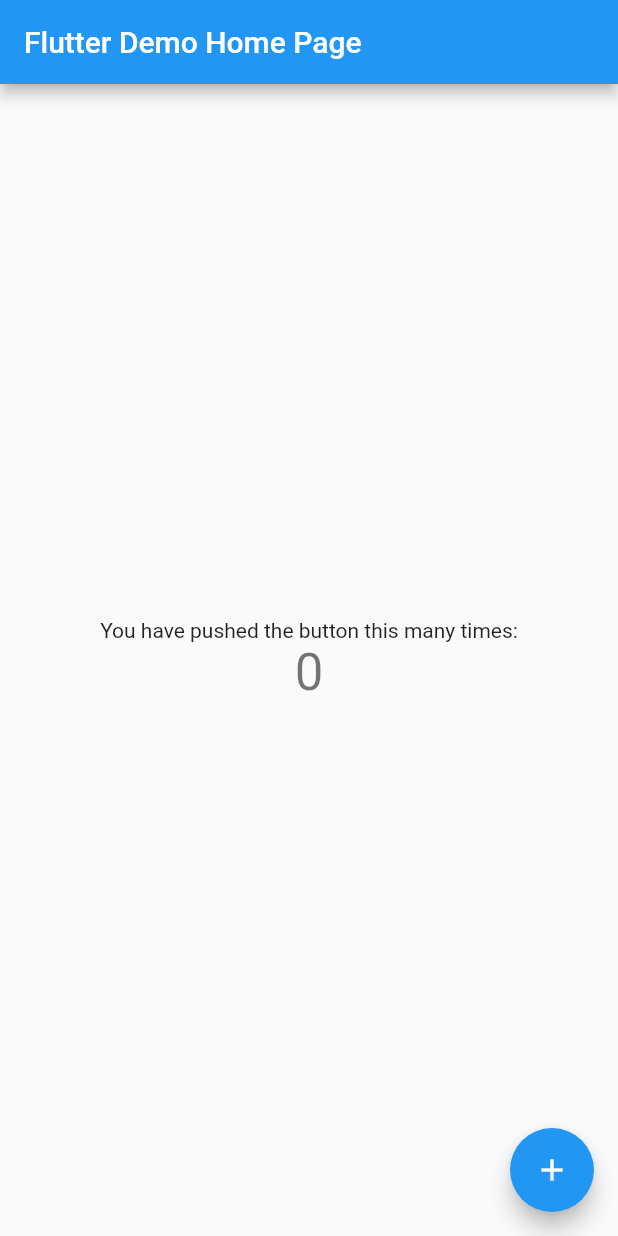
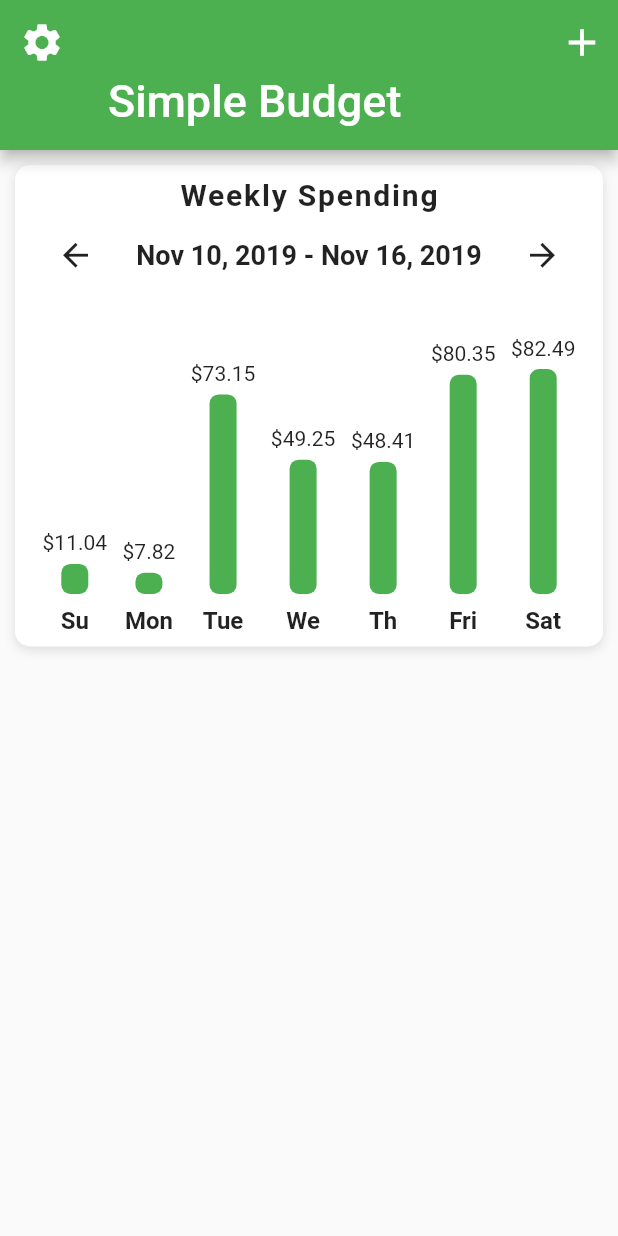
Before and after one commit to Hai2204/Budget-App, a Flutter app: the screen it shows after launch, on a phone screen of 412 x 824 dp. Run offline on Flutter 3.47's test engine with Material 2 defaults, Android fonts, the phone set to English and light mode, and no system bars.

Commit message:
Bar-Chart

```diff
--- /dev/null
+++ b/appbudget/lib/data/data.dart
@@ -0,0 +1,39 @@
+import 'dart:math';
+
+import 'package:appbudget/models/category_model.dart';
+import 'package:appbudget/models/expense_model.dart';
+
+final rand = Random();
+
+final List<double> weeklySpending = [
+  rand.nextDouble() * 100,
+  rand.nextDouble() * 100,
+  rand.nextDouble() * 100,
+  rand.nextDouble() * 100,
+  rand.nextDouble() * 100,
+  rand.nextDouble() * 100,
+  rand.nextDouble() * 100,
+];
+
+_generateExpenses() {
+  List<Expense> expenses = [
+    Expense(name: 'Item 0', cost: rand.nextDouble() * 90),
+    Expense(name: 'Item 1', cost: rand.nextDouble() * 90),
+    Expense(name: 'Item 2', cost: rand.nextDouble() * 90),
+    Expense(name: 'Item 3', cost: rand.nextDouble() * 90),
+    Expense(name: 'Item 4', cost: rand.nextDouble() * 90),
+    Expense(name: 'Item 5', cost: rand.nextDouble() * 90),
+  ];
+  return expenses;
+}
+
+List<Category> categories = [
+  Category(name: 'Food', maxAmount: 450, expenses: _generateExpenses()),
+  Category(name: 'Clothing', maxAmount: 500, expenses: _generateExpenses()),
+  Category(name: 'Utilities', maxAmount: 600, expenses: _generateExpenses()),
+  Category(
+      name: 'Entertainment', maxAmount: 330, expenses: _generateExpenses()),
+  Category(
+      name: 'Transportation', maxAmount: 500, expenses: _generateExpenses()),
+  Category(name: 'Housing', maxAmount: 1000, expenses: _generateExpenses()),
+];
--- a/appbudget/lib/main.dart
+++ b/appbudget/lib/main.dart
@@ -1,117 +1,19 @@
 import 'package:flutter/material.dart';
+import 'package:appbudget/screens/home_screen.dart';
 
-void main() {
-  runApp(MyApp());
-}
+void main() => runApp(MyApp());
 
 class MyApp extends StatelessWidget {
   // This widget is the root of your application.
   @override
   Widget build(BuildContext context) {
     return MaterialApp(
-      title: 'Flutter Demo',
+      title: 'Budget App',
+      debugShowCheckedModeBanner: false,
       theme: ThemeData(
-        // This is the theme of your application.
-        //
-        // Try running your application with "flutter run". You'll see the
-        // application has a blue toolbar. Then, without quitting the app, try
-        // changing the primarySwatch below to Colors.green and then invoke
-        // "hot reload" (press "r" in the console where you ran "flutter run",
-        // or simply save your changes to "hot reload" in a Flutter IDE).
-        // Notice that the counter didn't reset back to zero; the application
-        // is not restarted.
-        primarySwatch: Colors.blue,
-        // This makes the visual density adapt to the platform that you run
-        // the app on. For desktop platforms, the controls will be smaller and
-        // closer together (more dense) than on mobile platforms.
-        visualDensity: VisualDensity.adaptivePlatformDensity,
+        primaryColor: Colors.green,
       ),
-      home: MyHomePage(title: 'Flutter Demo Home Page'),
+      home: HomeScreen(),
     );
   }
 }
-
-class MyHomePage extends StatefulWidget {
-  MyHomePage({Key key, this.title}) : super(key: key);
-
-  // This widget is the home page of your application. It is stateful, meaning
-  // that it has a State object (defined below) that contains fields that affect
-  // how it looks.
-
-  // This class is the configuration for the state. It holds the values (in this
-  // case the title) provided by the parent (in this case the App widget) and
-  // used by the build method of the State. Fields in a Widget subclass are
-  // always marked "final".
-
-  final String title;
-
-  @override
-  _MyHomePageState createState() => _MyHomePageState();
-}
-
-class _MyHomePageState extends State<MyHomePage> {
-  int _counter = 0;
-
-  void _incrementCounter() {
-    setState(() {
-      // This call to setState tells the Flutter framework that something has
-      // changed in this State, which causes it to rerun the build method below
-      // so that the display can reflect the updated values. If we changed
-      // _counter without calling setState(), then the build method would not be
-      // called again, and so nothing would appear to happen.
-      _counter++;
-    });
-  }
-
-  @override
-  Widget build(BuildContext context) {
-    // This method is rerun every time setState is called, for instance as done
-    // by the _incrementCounter method above.
-    //
-    // The Flutter framework has been optimized to make rerunning build methods
-    // fast, so that you can just rebuild anything that needs updating rather
-    // than having to individually change instances of widgets.
-    return Scaffold(
-      appBar: AppBar(
-        // Here we take the value from the MyHomePage object that was created by
-        // the App.build method, and use it to set our appbar title.
-        title: Text(widget.title),
-      ),
-      body: Center(
-        // Center is a layout widget. It takes a single child and positions it
-        // in the middle of the parent.
-        child: Column(
-          // Column is also a layout widget. It takes a list of children and
-          // arranges them vertically. By default, it sizes itself to fit its
-          // children horizontally, and tries to be as tall as its parent.
-          //
-          // Invoke "debug painting" (press "p" in the console, choose the
-          // "Toggle Debug Paint" action from the Flutter Inspector in Android
-          // Studio, or the "Toggle Debug Paint" command in Visual Studio Code)
-          // to see the wireframe for each widget.
-          //
-          // Column has various properties to control how it sizes itself and
-          // how it positions its children. Here we use mainAxisAlignment to
-          // center the children vertically; the main axis here is the vertical
-          // axis because Columns are vertical (the cross axis would be
-          // horizontal).
-          mainAxisAlignment: MainAxisAlignment.center,
-          children: <Widget>[
-            Text(
-              'You have pushed the button this many times:',
-            ),
-            Text(
-              '$_counter',
-              style: Theme.of(context).textTheme.headline4,
-            ),
-          ],
-        ),
-      ),
-      floatingActionButton: FloatingActionButton(
-        onPressed: _incrementCounter,
-        tooltip: 'Increment',
-        child: Icon(Icons.add),
-      ), // This trailing comma makes auto-formatting nicer for build methods.
-    );
-  }
-}
--- /dev/null
+++ b/appbudget/lib/models/category_model.dart
@@ -0,0 +1,9 @@
+import 'package:appbudget/models/expense_model.dart';
+
+class Category {
+  final String name;
+  final double maxAmount;
+  final List<Expense> expenses;
+
+  Category({this.name, this.maxAmount, this.expenses});
+}
--- /dev/null
+++ b/appbudget/lib/models/expense_model.dart
@@ -0,0 +1,6 @@
+class Expense {
+  final String name;
+  final double cost;
+
+  Expense({this.name, this.cost});
+}
--- /dev/null
+++ b/appbudget/lib/screens/home_screen.dart
@@ -0,0 +1,68 @@
+import 'package:appbudget/data/data.dart';
+import 'package:flutter/material.dart';
+import 'package:appbudget/widgets/bar_chart.dart';
+class HomeScreen extends StatefulWidget {
+  @override
+  _HomeScreenState createState() => _HomeScreenState();
+}
+
+class _HomeScreenState extends State<HomeScreen> {
+
+
+  @override
+  Widget build(BuildContext context) {
+    return Scaffold(
+      body: CustomScrollView(
+        slivers: <Widget>[
+          SliverAppBar(
+            forceElevated: true,
+            floating: true,
+            pinned: true,
+            expandedHeight: 100.0, // height app bar
+            leading: IconButton(
+                icon: Icon(
+                  Icons.settings,
+                  color: Colors.white,
+                  size: 30.0,
+                ),
+                onPressed: () {}),
+            flexibleSpace: FlexibleSpaceBar(
+              title: Text('Simple Budget'),
+            ),
+            actions: <Widget>[
+              IconButton(
+                  icon: Icon(
+                    Icons.add,
+                    color: Colors.white,
+                    size: 30.0,
+                  ),
+                  onPressed: () {}),
+            ],
+          ),
+          SliverList(
+            delegate: SliverChildBuilderDelegate(
+              (BuildContext context, int index) {
+                return Container(
+                  margin: EdgeInsets.all(10.0),
+                  // height: 100.0,
+                  decoration: BoxDecoration(
+                      color: Colors.white,
+                      boxShadow: [
+                        BoxShadow(
+                            color: Colors.black12,
+                            offset: Offset(0, 2),
+                            blurRadius: 6.0)
+                      ],
+                      borderRadius: BorderRadius.circular(10.0),
+                  ),
+                  child: BarChart(weeklySpending),
+                );
+              },
+              childCount: 1, // child node
+            ),
+          ),
+        ],
+      ),
+    );
+  }
+}
--- /dev/null
+++ b/appbudget/lib/widgets/bar_chart.dart
@@ -0,0 +1,129 @@
+import 'package:flutter/material.dart';
+
+class BarChart extends StatelessWidget {
+  final List<double> expenses;
+
+  BarChart(this.expenses);
+  @override
+  Widget build(BuildContext context) {
+    double mostExpensive = 0;
+    expenses.forEach((double price) {
+      if (price > mostExpensive) {
+        mostExpensive = price;
+      }
+    });
+    return Padding(
+      padding: EdgeInsets.all(8.0),
+      child: Column(
+        children: <Widget>[
+          Text(
+            'Weekly Spending',
+            style: TextStyle(
+                // color: Colors.white,
+                fontSize: 20.0,
+                fontWeight: FontWeight.bold,
+                letterSpacing: 1.2),
+          ),
+          SizedBox(height: 5.0),
+          Row(
+            mainAxisAlignment: MainAxisAlignment.spaceAround,
+            children: <Widget>[
+              IconButton(
+                icon: Icon(Icons.arrow_back),
+                iconSize: 25.0,
+                onPressed: () {},
+              ),
+              Text(
+                'Nov 10, 2019 - Nov 16, 2019',
+                style: TextStyle(fontSize: 18.0, fontWeight: FontWeight.w600),
+              ),
+              IconButton(
+                icon: Icon(Icons.arrow_forward),
+                iconSize: 25.0,
+                onPressed: () {},
+              ),
+            ],
+          ),
+          SizedBox(height: 30.0),
+          Row(
+            mainAxisAlignment: MainAxisAlignment.spaceEvenly,
+            crossAxisAlignment: CrossAxisAlignment.end,
+            children: <Widget>[
+              Bar(
+                label: 'Su',
+                amountSpent: expenses[0],
+                mostExpensive: mostExpensive,
+              ),
+              Bar(
+                label: 'Mon',
+                amountSpent: expenses[6],
+                mostExpensive: mostExpensive,
+              ),
+              Bar(
+                label: 'Tue',
+                amountSpent: expenses[1],
+                mostExpensive: mostExpensive,
+              ),
+              Bar(
+                label: 'We',
+                amountSpent: expenses[2],
+                mostExpensive: mostExpensive,
+              ),
+              Bar(
+                label: 'Th',
+                amountSpent: expenses[3],
+                mostExpensive: mostExpensive,
+              ),
+              Bar(
+                label: 'Fri',
+                amountSpent: expenses[4],
+                mostExpensive: mostExpensive,
+              ),
+              Bar(
+                label: 'Sat',
+                amountSpent: expenses[5],
+                mostExpensive: mostExpensive,
+              ),
+            ],
+          ),
+        ],
+      ),
+    );
+  }
+}
+
+class Bar extends StatelessWidget {
+  final String label;
+  final double amountSpent;
+  final double mostExpensive;
+  final double _maxBarHeight = 150;
+
+  Bar({this.label, this.amountSpent, this.mostExpensive});
+
+  @override
+  Widget build(BuildContext context) {
+    final barHeight = amountSpent / mostExpensive * _maxBarHeight;
+    return Column(
+      children: <Widget>[
+        Text('\$${amountSpent.toStringAsFixed(2)}'),
+        SizedBox(
+          height: 6.0,
+        ),
+        Container(
+            height: barHeight,
+            width: 18.0,
+            decoration: BoxDecoration(
+              color: Theme.of(context).primaryColor,
+              borderRadius: BorderRadius.circular(6.0),
+            )),
+        SizedBox(
+          height: 8.0,
+        ),
+        Text(
+          label,
+          style: TextStyle(fontSize: 16.0, fontWeight: FontWeight.w600),
+        ),
+      ],
+    );
+  }
+}
```
